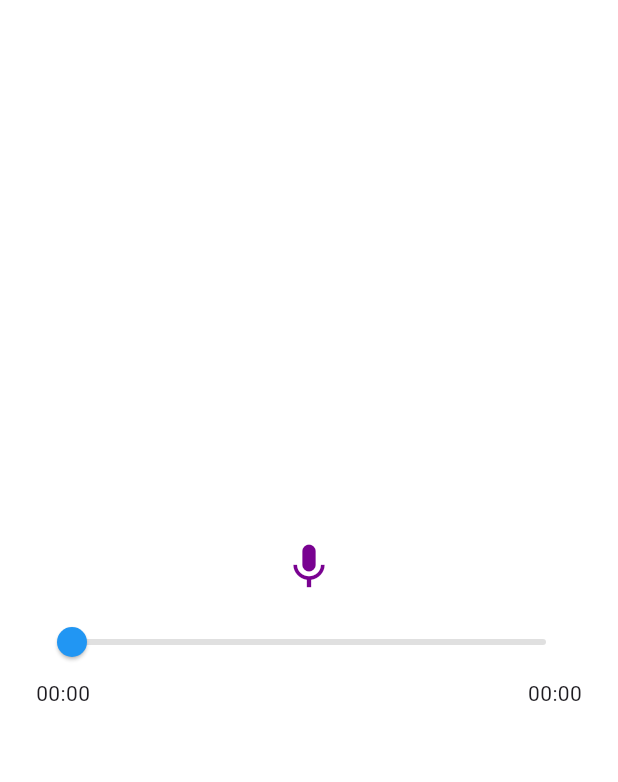
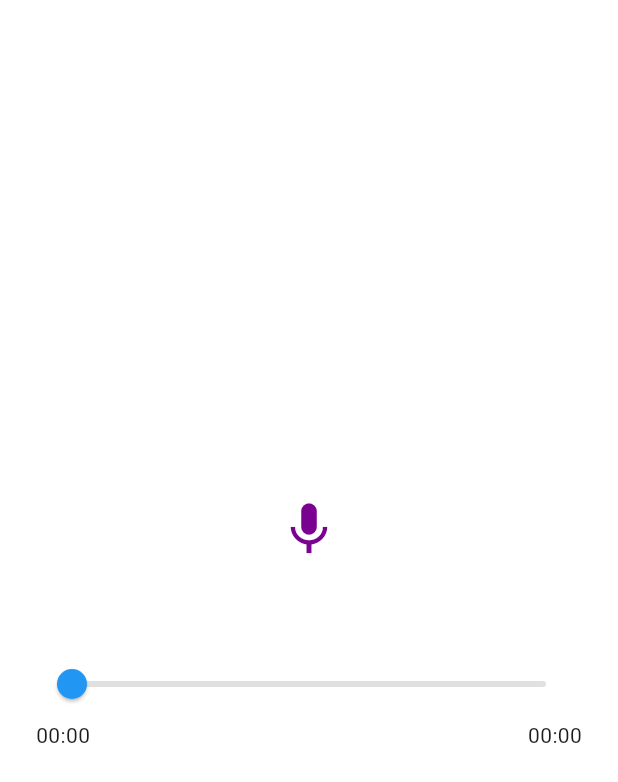
Before and after one commit to Kunkitsanat/SoundCheck, a Flutter app: the screen it shows after launch, on a phone screen of 412 x 824 dp. Shown: the top 782 px of the screen. Run offline on Flutter 3.47's test engine with Material 3 defaults, Android fonts, the phone set to English and light mode, and no system bars; our stand-ins replace audioplayers; missing offline and left inert: record.

Commit message:
second commit

```diff
--- a/lib/main.dart
+++ b/lib/main.dart
@@ -78,29 +78,32 @@ Future<void> stopRecording() async {
   void initState() {
     super.initState();
 
+    // 1. ดักฟังสถานะ Play / Pause
     _audioplayer.onPlayerStateChanged.listen((state) {
       setState(() {
         isPlaying = (state == PlayerState.playing);
       });
+    });
 
+    // 2. ดักฟังความยาวรวม (แยกออกมาอยู่นอกสุด)
     _audioplayer.onDurationChanged.listen((newDuration) {
       setState(() {
         _duration = newDuration;
       });
     });
 
-    _audioplayer.onPositionChanged.listen((newPosition){
+    // 3. ดักฟังเวลาที่เล่นอยู่ realtime (แยกออกมาอยู่นอกสุด)
+    _audioplayer.onPositionChanged.listen((newPosition) {
       setState(() {
         _position = newPosition;
       });
     });
 
-    _audioplayer.onPlayerComplete.listen((_){
+    // 4. ดักฟังเมื่อเล่นจบ (แยกออกมาอยู่นอกสุด)
+    _audioplayer.onPlayerComplete.listen((_) {
       setState(() {
         _position = Duration.zero;
       });
-    });
-
     });
   }
 
@@ -137,8 +140,8 @@ void initState() {
         mainAxisAlignment: MainAxisAlignment.center,
         children: [
           IconButton(
-            icon: Icon(_isRecording ? Icons.stop : Icons.mic),
-            iconSize: 36.0, // Adjust size
+            icon: Icon(Icons.mic),
+            iconSize: 42.0, // Adjust size
             color: _isRecording ? Colors.red : const Color.fromARGB(255, 121, 2, 145), // Adjust color
             onPressed: () {
               if(_isRecording == false){
@@ -149,17 +152,17 @@ void initState() {
               }
             },
           ),
+          SizedBox(height: 50),
 
           if(_audioPath != null)
             IconButton(
               icon: Icon(isPlaying ? Icons.pause : Icons.play_arrow),
               iconSize: 36.0,
-              color: const Color.fromARGB(255, 121, 2, 145),
+              color: const Color.fromARGB(255, 35, 88, 235),
               onPressed: (){
                 playAudio();
-              })
-
-              ,Padding(
+              }),
+              Padding(
                 padding: const EdgeInsets.symmetric(horizontal: 24.0),
                 child: Column(
                   children: [
```
Also changed, not shown: 1 other file. Lines whose indentation alone changed are shown as unchanged.
